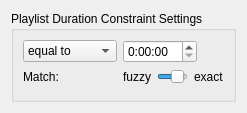
The window that src/playlistgenerator/constraints/PlaylistLengthEditWidget.ui (netrunner-debian-kde-extras/amarok) describes before a commit, drawn with Qt 5.
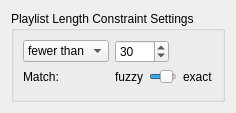
The same window after the commit.

What changed in the file:
```diff
--- a/src/playlistgenerator/constraints/PlaylistLengthEditWidget.ui
+++ b/src/playlistgenerator/constraints/PlaylistLengthEditWidget.ui
@@ -7,21 +7,18 @@
    <rect>
     <x>0</x>
     <y>0</y>
-    <width>247</width>
+    <width>236</width>
     <height>113</height>
    </rect>
   </property>
-  <property name="windowTitle">
-   <string comment="KDE::DoNotExtract">Form</string>
-  </property>
   <property name="whatsThis">
-   <string>An editor for a PlaylistLength constraint.  The user can set the name of the constraint; the target duration and whether the playlist should be less than, equal to, or greater than that duration; and the strictness with which the APG should match that duration.</string>
+   <string>An editor for a Playlist Length constraint.  The user can the target number of tracks and whether the playlist contain fewer than, equal to, or more than that number of tracks; and the strictness with which the APG should match the target number of tracks.</string>
   </property>
   <layout class="QVBoxLayout" name="verticalLayout">
    <item>
     <widget class="QGroupBox" name="groupBox">
      <property name="title">
-      <string>Playlist Duration Constraint Settings</string>
+      <string>Playlist Length Constraint Settings</string>
      </property>
      <layout class="QGridLayout" name="gridLayout_2">
       <item row="0" column="0">
@@ -32,14 +29,14 @@
            <string/>
           </property>
           <property name="whatsThis">
-           <string>Whether the duration of the generated playlist should be shorter than, equal to, or longer than the specified value.</string>
+           <string>Whether the number of tracks in the generated playlist should be less than, equal to, or more than the specified value.</string>
           </property>
           <property name="currentIndex">
-           <number>1</number>
+           <number>0</number>
           </property>
           <item>
            <property name="text">
-            <string>shorter than</string>
+            <string>fewer than</string>
            </property>
           </item>
           <item>
@@ -49,7 +46,7 @@
           </item>
           <item>
            <property name="text">
-            <string>longer than</string>
+            <string>more than</string>
            </property>
           </item>
          </widget>
@@ -57,22 +54,18 @@
         <item row="0" column="1">
          <layout class="QHBoxLayout" name="horizontalLayout">
           <item>
-           <widget class="QTimeEdit" name="timeEdit_Duration">
-            <property name="toolTip">
-             <string/>
-            </property>
+           <widget class="QSpinBox" name="spinBox_Length">
             <property name="whatsThis">
-             <string>The desired duration of the playlist, in hours, minutes, and seconds.  Note: because of Qt limitations, the maximum playlist duration that you can specify is 24 hours.</string>
+             <string>The target number of tracks for the generated playlist.</string>
             </property>
-            <property name="displayFormat">
-             <string>h:mm:ss</string>
+            <property name="minimum">
+             <number>1</number>
             </property>
-            <property name="time">
-             <time>
-              <hour>0</hour>
-              <minute>0</minute>
-              <second>0</second>
-             </time>
+            <property name="maximum">
+             <number>1000</number>
+            </property>
+            <property name="value">
+             <number>30</number>
             </property>
            </widget>
           </item>
@@ -119,7 +112,7 @@
              <string/>
             </property>
             <property name="whatsThis">
-             <string>How strict the APG should be about matching the playlist duration to the specified time.</string>
+             <string>How strict the APG should be about matching the playlist length to the specified number of tracks.</string>
             </property>
             <property name="maximum">
              <number>10</number>
```
Left out of the diff: 1 changed line with no effect on the pictures.
